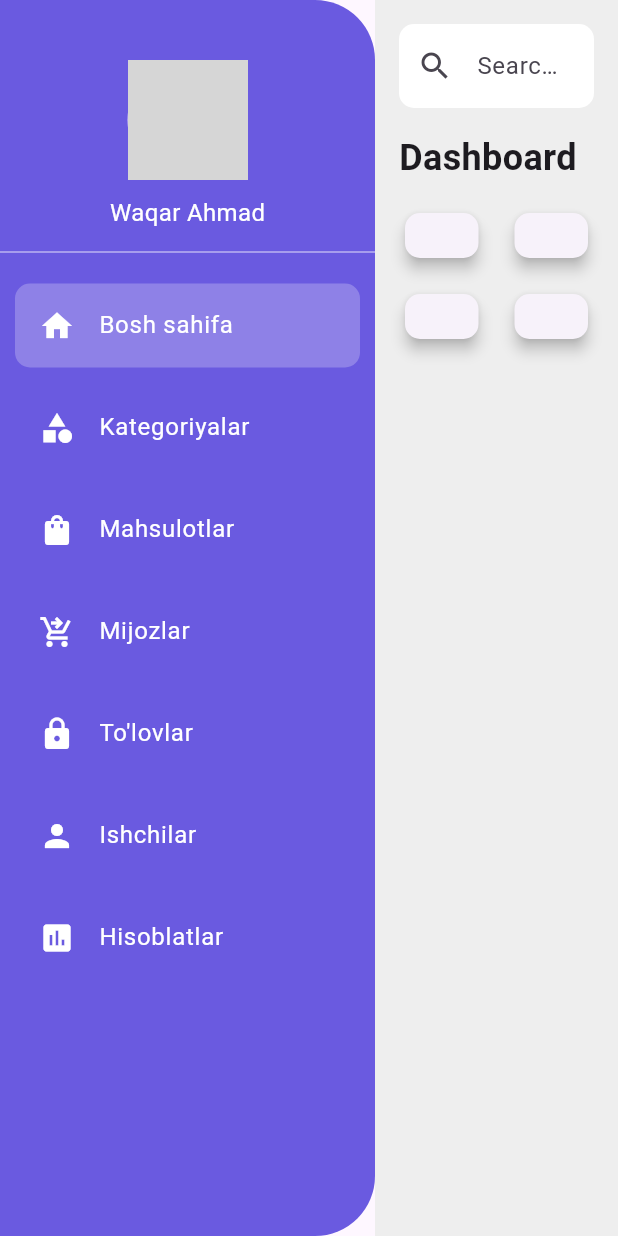
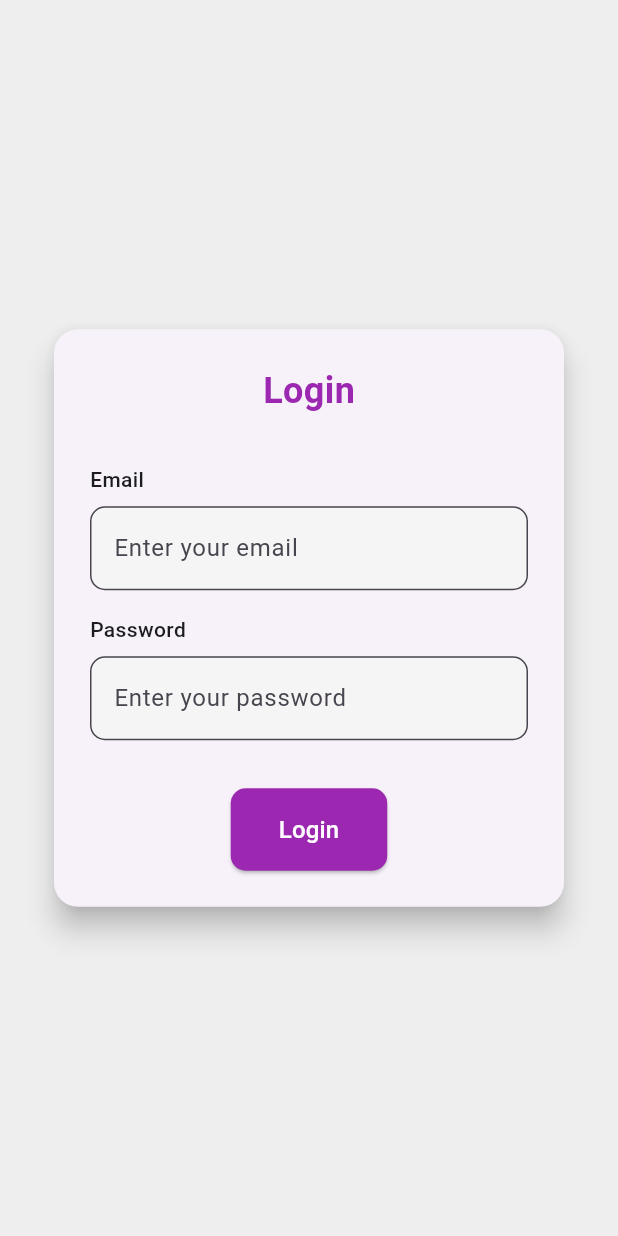
Before and after one commit to TeacherShoxrux/ims-web-flutter, a Flutter app: the screen it shows after launch, on a phone screen of 412 x 824 dp. Run offline on Flutter 3.47's test engine with Material 3 defaults, Android fonts, the phone set to English and light mode, and no system bars; our stand-ins replace shared_preferences; missing offline and left inert: http_interceptor; grey boxes are pictures that could not be loaded.

Commit message:
auth add

```diff
--- a/lib/UI/pages/Home/home.dart
+++ b/lib/UI/pages/Home/home.dart
@@ -5,6 +5,7 @@ import '../category/category.dart';
 import '../customers/customers.dart';
 import '../products/products.dart';
 import '../purchases/purchases.dart';
+import '../reports/reports.dart';
 import '../saffs/staffs.dart';
 import '../statsitics/statistics.dart';
 
@@ -25,7 +26,7 @@ class _HomePageState extends State<HomePage> {
     CustomerListPage(),
     PurchasesListPage(),
     StaffsListPage(),
-    const Center(child: Text("Report Page")),
+    ReportsPage(),
   ];
 
   void _onItemSelected(int index) {
--- /dev/null
+++ b/lib/UI/pages/login/login.dart
@@ -0,0 +1,167 @@
+import 'package:flutter/material.dart';
+
+import '../../../services/auth_service.dart';
+import '../../../services/progress_service.dart';
+import '../Home/home.dart';
+
+
+class LoginPage extends StatefulWidget {
+  @override
+  _LoginPageState createState() => _LoginPageState();
+}
+
+class _LoginPageState extends State<LoginPage> {
+  final TextEditingController _emailController = TextEditingController();
+  final TextEditingController _passwordController = TextEditingController();
+  final authService = AuthService();
+  // Oddiy autentifikatsiya ma'lumotlari (haqiqiy loyihada backenddan olinadi)
+  final String correctEmail = "admin";
+  final String correctPassword = "123";
+
+  // Loginni tekshirish funksiyasi
+  void _handleLogin(BuildContext context)async {
+    ProgressService.show(context, message: "Iltimos kuting...");
+    var result= await authService.login(_emailController.text, _passwordController.text);
+    ProgressService.hide(context);
+   if(result)Navigator.pushAndRemoveUntil(context, MaterialPageRoute(builder: (c)=>HomePage()), (e)=>true);
+
+  }
+
+  void _showErrorDialog(BuildContext context, String message) {
+    showDialog(
+      context: context,
+      builder: (BuildContext context) {
+        return AlertDialog(
+          title: Text("Error"),
+          content: Text(message),
+          actions: [
+            TextButton(
+              onPressed: () {
+                Navigator.of(context).pop();
+              },
+              child: Text("OK"),
+            ),
+          ],
+        );
+      },
+    );
+  }
+
+  @override
+  Widget build(BuildContext context) {
+    final double screenWidth = MediaQuery.of(context).size.width;
+    final double screenHeight = MediaQuery.of(context).size.height;
+
+    return Scaffold(
+      backgroundColor: Colors.grey[200], // Fon rangi
+      body: Center(
+        child: SingleChildScrollView(
+          child: Padding(
+            padding: EdgeInsets.symmetric(
+              horizontal: screenWidth > 1200
+                  ? 400
+                  : screenWidth > 600
+                  ? 200
+                  : 32,
+              vertical: 16,
+            ),
+            child: Card(
+              elevation: 8,
+              shape: RoundedRectangleBorder(
+                borderRadius: BorderRadius.circular(16),
+              ),
+              child: Padding(
+                padding: EdgeInsets.all(screenWidth > 600 ? 32 : 24),
+                child: Column(
+                  mainAxisSize: MainAxisSize.min,
+                  crossAxisAlignment: CrossAxisAlignment.start,
+                  children: [
+                    // Sarlavha
+                    Center(
+                      child: Text(
+                        'Login',
+                        style: TextStyle(
+                          fontSize: screenWidth > 600 ? 28 : 24,
+                          fontWeight: FontWeight.bold,
+                          color: Colors.purple,
+                        ),
+                      ),
+                    ),
+                    SizedBox(height: 32),
+                    // Email maydoni
+                    Text(
+                      'Email',
+                      style: TextStyle(
+                        fontSize: screenWidth > 600 ? 16 : 14,
+                        fontWeight: FontWeight.w500,
+                      ),
+                    ),
+                    SizedBox(height: 8),
+                    TextField(
+                      controller: _emailController,
+                      keyboardType: TextInputType.emailAddress,
+                      decoration: InputDecoration(
+                        hintText: 'Enter your email',
+                        border: OutlineInputBorder(
+                          borderRadius: BorderRadius.circular(10),
+                        ),
+                        filled: true,
+                        fillColor: Colors.grey[100],
+                      ),
+                    ),
+                    SizedBox(height: 16),
+                    // Parol maydoni
+                    Text(
+                      'Password',
+                      style: TextStyle(
+                        fontSize: screenWidth > 600 ? 16 : 14,
+                        fontWeight: FontWeight.w500,
+                      ),
+                    ),
+                    SizedBox(height: 8),
+                    TextField(
+                      controller: _passwordController,
+                      obscureText: true, // Parolni yashirish
+                      decoration: InputDecoration(
+                        hintText: 'Enter your password',
+                        border: OutlineInputBorder(
+                          borderRadius: BorderRadius.circular(10),
+                        ),
+                        filled: true,
+                        fillColor: Colors.grey[100],
+                      ),
+                    ),
+                    SizedBox(height: 32),
+                    // Login tugmasi
+                    Center(
+                      child: ElevatedButton(
+                        onPressed: () => _handleLogin(context),
+                        style: ElevatedButton.styleFrom(
+                          backgroundColor: Colors.purple,
+                          foregroundColor: Colors.white,
+                          padding: EdgeInsets.symmetric(
+                            horizontal: screenWidth > 600 ? 48 : 32,
+                            vertical: 16,
+                          ),
+                          shape: RoundedRectangleBorder(
+                            borderRadius: BorderRadius.circular(10),
+                          ),
+                        ),
+                        child: Text(
+                          'Login',
+                          style: TextStyle(
+                            fontSize: screenWidth > 600 ? 18 : 16,
+                          ),
+                        ),
+                      ),
+                    ),
+                  ],
+                ),
+              ),
+            ),
+          ),
+        ),
+      ),
+    );
+  }
+}
--- a/lib/UI/widgets/sidebar/customsidebar.dart
+++ b/lib/UI/widgets/sidebar/customsidebar.dart
@@ -38,11 +38,11 @@ class CustomSidebar extends StatelessWidget {
           const SizedBox(height: 40),
           CircleAvatar(
             radius: 40,
-            backgroundImage: AssetImage('assets/images/profile.jpg'),
+            backgroundImage: NetworkImage('https://picsum.photos/200'),
           ),
           const SizedBox(height: 10),
           const Text(
-            'Waqar Ahmad',
+            'Shokhrukh',
             style: TextStyle(color: Colors.white, fontSize: 16),
           ),
           const Divider(color: Colors.white54, height: 30),
--- a/lib/main.dart
+++ b/lib/main.dart
@@ -1,6 +1,7 @@
 import 'package:flutter/material.dart';
 
 import 'UI/pages/Home/home.dart';
+import 'UI/pages/login/login.dart';
 
 void main() {
   runApp(const MyApp());
@@ -13,7 +14,7 @@ class MyApp extends StatelessWidget {
   Widget build(BuildContext context) {
     return MaterialApp(
       title: 'Sidebar Example',
-      home: const HomePage(),
+      home:  LoginPage(),
       debugShowCheckedModeBanner: false,
     );
   }
--- /dev/null
+++ b/lib/routes/urls.dart
@@ -0,0 +1,4 @@
+class Urls{
+  static const baseUrl ="http://localhost:5046";
+
+}
--- /dev/null
+++ b/lib/services/auth_service.dart
@@ -0,0 +1,31 @@
+import 'package:flutter/foundation.dart';
+import 'package:shared_preferences/shared_preferences.dart';
+import 'api_service.dart';
+
+class AuthService {
+  final ApiService _api = ApiService();
+
+  Future<bool> login(String phone, String password) async {
+    try {
+      final response = await _api.post('api/User/Login', {
+        'phone': phone,
+        'password': password,
+      });
+      if (kDebugMode) {
+        print(response);
+      }
+      final token = response['data']['accessToken'];
+      final prefs = await SharedPreferences.getInstance();
+      await prefs.setString('jwt_token', token);
+      return true;
+    } catch (e) {
+      print('Login Error: $e');
+      return false;
+    }
+  }
+
+  Future<void> logout() async {
+    final prefs = await SharedPreferences.getInstance();
+    await prefs.remove('jwt_token');
+  }
+}
--- /dev/null
+++ b/lib/services/http_client.dart
@@ -0,0 +1,6 @@
+import 'package:http_interceptor/http_interceptor.dart';
+import '../interceptors/auth_interceptor.dart';
+
+final httpClient = InterceptedClient.build(interceptors: [
+  AuthInterceptor(),
+]);
--- a/pubspec.yaml
+++ b/pubspec.yaml
@@ -34,6 +34,10 @@ dependencies:
   # The following adds the Cupertino Icons font to your application.
   # Use with the CupertinoIcons class for iOS style icons.
   cupertino_icons: ^1.0.8
+  intl: ^0.20.2
+  http: ^0.13.6
+  http_interceptor: ^1.0.2
+  shared_preferences: ^2.2.0
 
 dev_dependencies:
   flutter_test:
```
Also changed, not shown: lib/UI/pages/reports/reports.dart (added, +321 -0 lines), lib/UI/pages/statsitics/statistics.dart (+47 -12 lines), lib/interceptors/auth_interceptor.dart (added, +27 -0 lines), lib/services/api_service.dart (added, +45 -0 lines), lib/services/progress_service.dart (added, +26 -0 lines), lib/routes/routes.dart (added), lib/services/statistics_service.dart (added), pubspec.lock, 1 other file.
